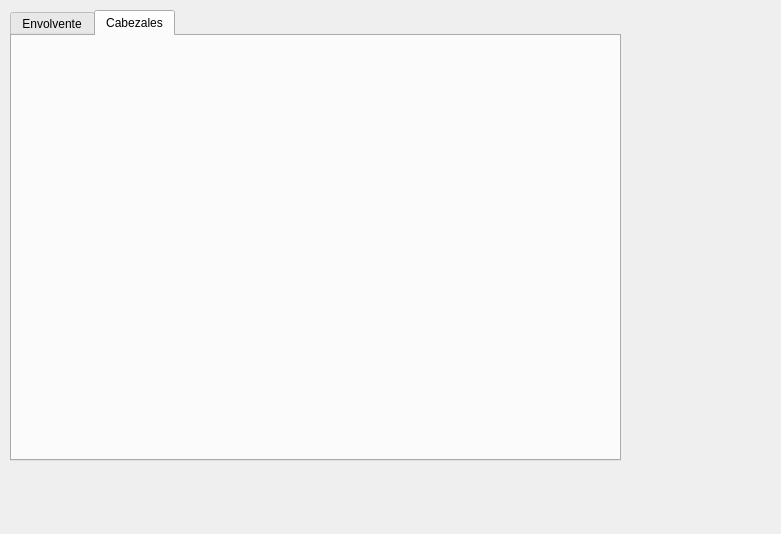
tinchofiuba/GUI_ASME, file ui/default_gui_standars.ui: the form before one commit.
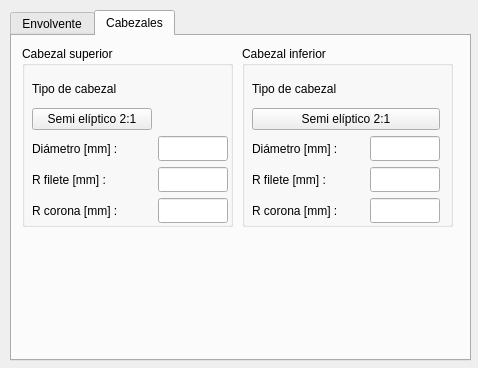
The form after the commit. The open tabs and pages were chosen to show the change.

The edit to the form file:
```diff
--- a/ui/default_gui_standars.ui
+++ b/ui/default_gui_standars.ui
@@ -6,8 +6,8 @@
    <rect>
     <x>0</x>
     <y>0</y>
-    <width>781</width>
-    <height>534</height>
+    <width>478</width>
+    <height>368</height>
    </rect>
   </property>
   <property name="windowTitle">
@@ -18,8 +18,8 @@
     <rect>
      <x>10</x>
      <y>10</y>
-     <width>611</width>
-     <height>451</height>
+     <width>461</width>
+     <height>351</height>
     </rect>
    </property>
    <property name="currentIndex">
@@ -29,30 +29,142 @@
     <attribute name="title">
      <string>Envolvente</string>
     </attribute>
-    <widget class="QGroupBox" name="groupBox">
+    <widget class="QGroupBox" name="groupBoxCaractConstr">
      <property name="geometry">
       <rect>
        <x>10</x>
        <y>10</y>
        <width>211</width>
-       <height>221</height>
+       <height>301</height>
       </rect>
      </property>
      <property name="title">
       <string>Características constructivas</string>
      </property>
-     <widget class="QWidget" name="">
+     <widget class="QLabel" name="l_corrosion_2">
       <property name="geometry">
        <rect>
         <x>10</x>
-        <y>30</y>
+        <y>190</y>
+        <width>199</width>
+        <height>19</height>
+       </rect>
+      </property>
+      <property name="text">
+       <string/>
+      </property>
+     </widget>
+     <widget class="QGroupBox" name="groupBoxMaterial">
+      <property name="geometry">
+       <rect>
+        <x>10</x>
+        <y>190</y>
+        <width>191</width>
+        <height>101</height>
+       </rect>
+      </property>
+      <property name="title">
+       <string>Material</string>
+      </property>
+      <widget class="QPushButton" name="pb_material">
+       <property name="geometry">
+        <rect>
+         <x>10</x>
+         <y>30</y>
+         <width>151</width>
+         <height>27</height>
+        </rect>
+       </property>
+       <property name="text">
+        <string>Seleccionar material</string>
+       </property>
+      </widget>
+      <widget class="QLabel" name="l_max_tens_adm">
+       <property name="geometry">
+        <rect>
+         <x>10</x>
+         <y>60</y>
+         <width>61</width>
+         <height>25</height>
+        </rect>
+       </property>
+       <property name="whatsThis">
+        <string>&lt;html&gt;&lt;head/&gt;&lt;body&gt;&lt;p&gt;&lt;br/&gt;&lt;/p&gt;&lt;/body&gt;&lt;/html&gt;</string>
+       </property>
+       <property name="text">
+        <string>S [MPa] :</string>
+       </property>
+      </widget>
+      <widget class="QLineEdit" name="le_max_tens_adm">
+       <property name="geometry">
+        <rect>
+         <x>70</x>
+         <y>60</y>
+         <width>41</width>
+         <height>25</height>
+        </rect>
+       </property>
+       <property name="minimumSize">
+        <size>
+         <width>40</width>
+         <height>20</height>
+        </size>
+       </property>
+       <property name="maximumSize">
+        <size>
+         <width>70</width>
+         <height>25</height>
+        </size>
+       </property>
+       <property name="whatsThis">
+        <string>&lt;html&gt;&lt;head/&gt;&lt;body&gt;&lt;p&gt;Máxima longitud NO soportada, en mm.&lt;br/&gt;Solo es necesario para diseño por &lt;span style=&quot; font-weight:600;&quot;&gt;presión interna&lt;/span&gt;.&lt;/p&gt;&lt;/body&gt;&lt;/html&gt;</string>
+       </property>
+       <property name="text">
+        <string>1000</string>
+       </property>
+      </widget>
+      <widget class="QPushButton" name="pb_eficiencia_soldadura">
+       <property name="geometry">
+        <rect>
+         <x>140</x>
+         <y>60</y>
+         <width>41</width>
+         <height>27</height>
+        </rect>
+       </property>
+       <property name="text">
+        <string>1</string>
+       </property>
+      </widget>
+      <widget class="QLabel" name="l_effi_soldadura">
+       <property name="geometry">
+        <rect>
+         <x>120</x>
+         <y>60</y>
+         <width>21</width>
+         <height>25</height>
+        </rect>
+       </property>
+       <property name="whatsThis">
+        <string>&lt;html&gt;&lt;head/&gt;&lt;body&gt;&lt;p&gt;Eficiencia de Soldadura. &lt;br/&gt;1 - Total, 0.85 - Parcial, 0.7 -Parcial&lt;/p&gt;&lt;/body&gt;&lt;/html&gt;</string>
+       </property>
+       <property name="text">
+        <string>E :</string>
+       </property>
+      </widget>
+     </widget>
+     <widget class="QWidget" name="layoutWidget">
+      <property name="geometry">
+       <rect>
+        <x>11</x>
+        <y>32</y>
         <width>190</width>
-        <height>184</height>
+        <height>151</height>
        </rect>
       </property>
       <layout class="QVBoxLayout" name="verticalLayout_2">
        <item>
-        <layout class="QGridLayout" name="gridLayout_5">
+        <layout class="QGridLayout" name="gridLayout_4">
          <item row="0" column="0">
           <widget class="QLabel" name="l_diametro_int">
            <property name="text">
@@ -185,13 +297,13 @@
       </layout>
      </widget>
     </widget>
-    <widget class="QGroupBox" name="groupBox_2">
+    <widget class="QGroupBox" name="groupBoxDiseo">
      <property name="geometry">
       <rect>
        <x>230</x>
        <y>10</y>
        <width>221</width>
-       <height>221</height>
+       <height>261</height>
       </rect>
      </property>
      <property name="title">
@@ -200,10 +312,10 @@
      <widget class="QWidget" name="">
       <property name="geometry">
        <rect>
-        <x>10</x>
-        <y>30</y>
+        <x>11</x>
+        <y>31</y>
         <width>203</width>
-        <height>184</height>
+        <height>217</height>
        </rect>
       </property>
       <layout class="QVBoxLayout" name="verticalLayout_3">
@@ -352,6 +464,240 @@
     <attribute name="title">
      <string>Cabezales</string>
     </attribute>
+    <widget class="QGroupBox" name="groupBox">
+     <property name="geometry">
+      <rect>
+       <x>10</x>
+       <y>10</y>
+       <width>211</width>
+       <height>181</height>
+      </rect>
+     </property>
+     <property name="title">
+      <string>Cabezal superior</string>
+     </property>
+     <widget class="QWidget" name="">
+      <property name="geometry">
+       <rect>
+        <x>10</x>
+        <y>30</y>
+        <width>196</width>
+        <height>147</height>
+       </rect>
+      </property>
+      <layout class="QGridLayout" name="gridLayout_5">
+       <item row="0" column="0">
+        <widget class="QLabel" name="l_tipo_cabezal_sup">
+         <property name="text">
+          <string>Tipo de cabezal</string>
+         </property>
+        </widget>
+       </item>
+       <item row="1" column="0">
+        <widget class="QPushButton" name="pb_tipo_cabezal_sup">
+         <property name="text">
+          <string>Semi elíptico 2:1</string>
+         </property>
+        </widget>
+       </item>
+       <item row="2" column="0">
+        <widget class="QLabel" name="l_diametro_cab_sup">
+         <property name="text">
+          <string>Diámetro [mm] :</string>
+         </property>
+        </widget>
+       </item>
+       <item row="2" column="1">
+        <widget class="QLineEdit" name="le_diametro_cab_sup">
+         <property name="minimumSize">
+          <size>
+           <width>50</width>
+           <height>20</height>
+          </size>
+         </property>
+         <property name="maximumSize">
+          <size>
+           <width>70</width>
+           <height>25</height>
+          </size>
+         </property>
+         <property name="text">
+          <string/>
+         </property>
+        </widget>
+       </item>
+       <item row="3" column="0">
+        <widget class="QLabel" name="l_radio_filete_cab_sup">
+         <property name="text">
+          <string>R filete [mm] :</string>
+         </property>
+        </widget>
+       </item>
+       <item row="3" column="1">
+        <widget class="QLineEdit" name="le_radio_filete_cab_sup">
+         <property name="minimumSize">
+          <size>
+           <width>50</width>
+           <height>20</height>
+          </size>
+         </property>
+         <property name="maximumSize">
+          <size>
+           <width>70</width>
+           <height>25</height>
+          </size>
+         </property>
+         <property name="text">
+          <string/>
+         </property>
+        </widget>
+       </item>
+       <item row="4" column="0">
+        <widget class="QLabel" name="l_radio_corona_cab_sup">
+         <property name="text">
+          <string>R corona [mm] :</string>
+         </property>
+        </widget>
+       </item>
+       <item row="4" column="1">
+        <widget class="QLineEdit" name="le_radio_corona_cab_sup">
+         <property name="minimumSize">
+          <size>
+           <width>50</width>
+           <height>20</height>
+          </size>
+         </property>
+         <property name="maximumSize">
+          <size>
+           <width>70</width>
+           <height>25</height>
+          </size>
+         </property>
+         <property name="text">
+          <string/>
+         </property>
+        </widget>
+       </item>
+      </layout>
+     </widget>
+    </widget>
+    <widget class="QGroupBox" name="groupBox_2">
+     <property name="geometry">
+      <rect>
+       <x>230</x>
+       <y>10</y>
+       <width>211</width>
+       <height>181</height>
+      </rect>
+     </property>
+     <property name="title">
+      <string>Cabezal inferior</string>
+     </property>
+     <widget class="QWidget" name="">
+      <property name="geometry">
+       <rect>
+        <x>10</x>
+        <y>30</y>
+        <width>188</width>
+        <height>147</height>
+       </rect>
+      </property>
+      <layout class="QGridLayout" name="gridLayout_6">
+       <item row="0" column="0">
+        <widget class="QLabel" name="l_tipo_cabezal_sup_2">
+         <property name="text">
+          <string>Tipo de cabezal</string>
+         </property>
+        </widget>
+       </item>
+       <item row="1" column="0" colspan="2">
+        <widget class="QPushButton" name="pb_tipo_cabezal_inf">
+         <property name="text">
+          <string>Semi elíptico 2:1</string>
+         </property>
+        </widget>
+       </item>
+       <item row="2" column="0">
+        <widget class="QLabel" name="l_diametro_cab_inf">
+         <property name="text">
+          <string>Diámetro [mm] :</string>
+         </property>
+        </widget>
+       </item>
+       <item row="2" column="1">
+        <widget class="QLineEdit" name="le_diametro_cab_inf">
+         <property name="minimumSize">
+          <size>
+           <width>50</width>
+           <height>20</height>
+          </size>
+         </property>
+         <property name="maximumSize">
+          <size>
+           <width>70</width>
+           <height>25</height>
+          </size>
+         </property>
+         <property name="text">
+          <string/>
+         </property>
+        </widget>
+       </item>
+       <item row="3" column="0">
+        <widget class="QLabel" name="l_radio_filete_cab_inf">
+         <property name="text">
+          <string>R filete [mm] :</string>
+         </property>
+        </widget>
+       </item>
+       <item row="3" column="1">
+        <widget class="QLineEdit" name="le_radio_filete_cab_inf">
+         <property name="minimumSize">
+          <size>
+           <width>50</width>
+           <height>20</height>
+          </size>
+         </property>
+         <property name="maximumSize">
+          <size>
+           <width>70</width>
+           <height>25</height>
+          </size>
+         </property>
+         <property name="text">
+          <string/>
+         </property>
+        </widget>
+       </item>
+       <item row="4" column="0">
+        <widget class="QLabel" name="l_radio_corona_cab_inf">
+         <property name="text">
+          <string>R corona [mm] :</string>
+         </property>
+        </widget>
+       </item>
+       <item row="4" column="1">
+        <widget class="QLineEdit" name="le_radio_corona_cab_inf">
+         <property name="minimumSize">
+          <size>
+           <width>50</width>
+           <height>20</height>
+          </size>
+         </property>
+         <property name="maximumSize">
+          <size>
+           <width>70</width>
+           <height>25</height>
+          </size>
+         </property>
+         <property name="text">
+          <string/>
+         </property>
+        </widget>
+       </item>
+      </layout>
+     </widget>
+    </widget>
    </widget>
   </widget>
  </widget>
```
Left out of the diff: 103 changed lines with no effect on the pictures.
